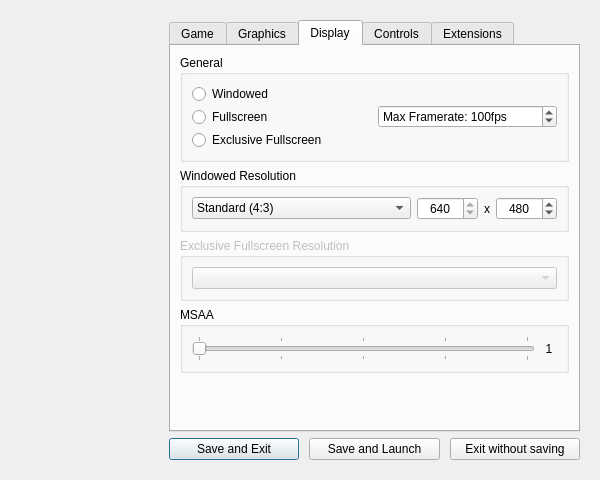
Above: CONFIG/res/maindialog.ui from isledecomp/isle-portable before the change. Below: the same form after it.
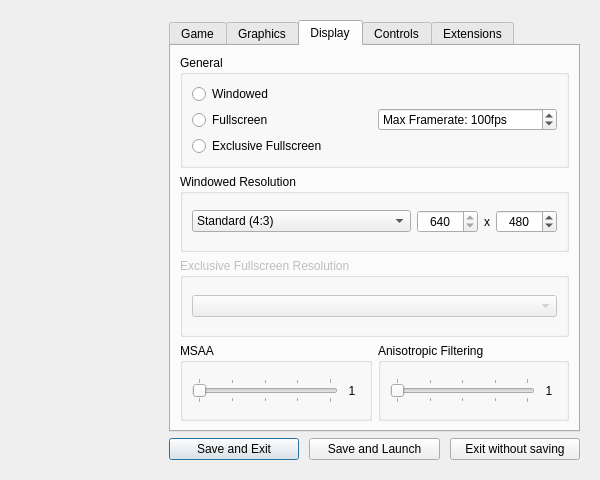
That is the form after the change. The open tabs and pages were chosen to show the change. Icons and pictures are not drawn.

Commit message: Add Anisotropic filtering (#644)

Patch:
```diff
--- a/CONFIG/res/maindialog.ui
+++ b/CONFIG/res/maindialog.ui
@@ -631,7 +631,7 @@
                </property>
                <layout class="QVBoxLayout" name="fullscreenRadioContainer">
                 <property name="spacing">
-                 <number>3</number>
+                 <number>6</number>
                 </property>
                 <property name="leftMargin">
                  <number>0</number>
@@ -823,6 +823,21 @@
            </widget>
           </item>
           <item>
+           <widget class="QWidget" name="msaaAFBox" native="true">
+            <layout class="QHBoxLayout" name="horizontalLayout_10">
+             <property name="leftMargin">
+              <number>0</number>
+             </property>
+             <property name="topMargin">
+              <number>0</number>
+             </property>
+             <property name="rightMargin">
+              <number>0</number>
+             </property>
+             <property name="bottomMargin">
+              <number>0</number>
+             </property>
+             <item>
            <widget class="QGroupBox" name="msaaBox">
             <property name="title">
              <string>MSAA</string>
@@ -870,17 +885,54 @@
            </widget>
           </item>
           <item>
-           <spacer name="verticalSpacer_4">
+              <widget class="QGroupBox" name="AFBox">
+               <property name="title">
+                <string>Anisotropic Filtering</string>
+               </property>
+               <layout class="QHBoxLayout" name="horizontalLayout_11">
+                <item>
+                 <widget class="QSlider" name="AFSlider">
+                  <property name="minimum">
+                   <number>0</number>
+                  </property>
+                  <property name="maximum">
+                   <number>4</number>
+                  </property>
+                  <property name="pageStep">
+                   <number>1</number>
+                  </property>
             <property name="orientation">
-             <enum>Qt::Orientation::Vertical</enum>
-            </property>
-            <property name="sizeHint" stdset="0">
+                   <enum>Qt::Orientation::Horizontal</enum>
+                  </property>
+                  <property name="tickPosition">
+                   <enum>QSlider::TickPosition::TicksBothSides</enum>
+                  </property>
+                  <property name="tickInterval">
+                   <number>1</number>
+                  </property>
+                 </widget>
+                </item>
+                <item>
+                 <widget class="QLabel" name="AFNum">
+                  <property name="minimumSize">
              <size>
-              <width>20</width>
+                    <width>16</width>
               <height>0</height>
              </size>
             </property>
-           </spacer>
+                  <property name="text">
+                   <string>1</string>
+                  </property>
+                  <property name="alignment">
+                   <set>Qt::AlignmentFlag::AlignCenter</set>
+                  </property>
+                 </widget>
+                </item>
+               </layout>
+              </widget>
+             </item>
+            </layout>
+           </widget>
           </item>
          </layout>
         </widget>
```
Left out of the diff: 1 changed line with no effect on the pictures. Lines whose indentation alone changed are shown as unchanged. The commit also changes 4 other files.
